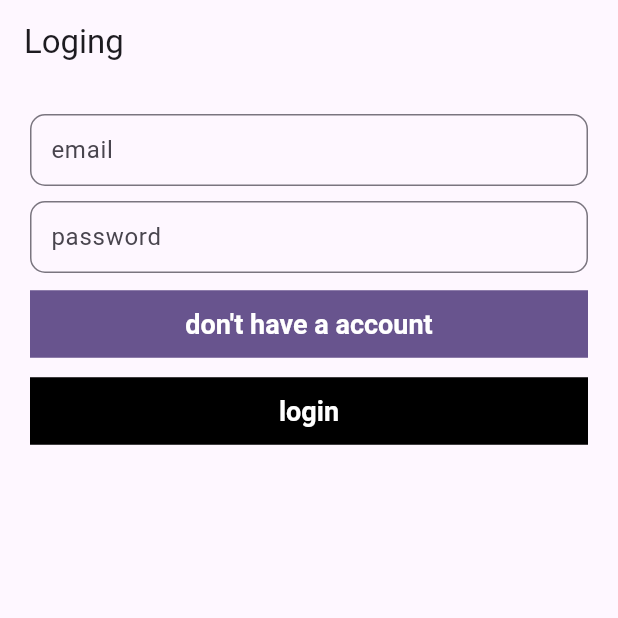
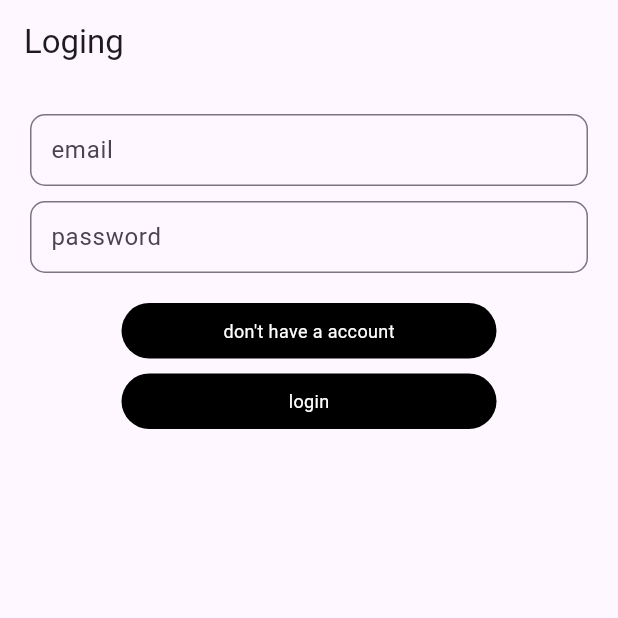
Before and after one commit to kripesh13/chat-app, a Flutter app: the screen it shows after launch, on a phone screen of 412 x 824 dp, the top half of it. Run offline on Flutter 3.47's test engine with Material 3 defaults, Android fonts, the phone set to English and light mode, and no system bars; our stand-ins replace cached_network_image, cloud_firestore, firebase_auth, firebase_core, firebase_storage, image_picker; missing offline and left inert: firebase_auth_rest, firebase_cloud_firestore; accounts and stored records are empty; Roboto replaces fonts that are missing (Poppins).

```diff
--- a/lib/view/services/auth/login.dart
+++ b/lib/view/services/auth/login.dart
@@ -42,10 +42,19 @@ class LoginScreen extends StatelessWidget {
               hintText: 'password',
               controller: _passwordController,
             ),
-            kSizedBox(),
-            KButton(
-                child: Text("don't have a account",style: kkWhiteBoldTextStyle()),
-                onPressed: () {
+            LSizedBox(),
+            InkWell(
+                child: Container(
+                    width: 250,
+                    padding: kPadding(),
+                    decoration: BoxDecoration(
+                        borderRadius: BorderRadius.circular(20),
+                        color: Colors.black),
+                    child: Center(
+                      child: Text("don't have a account",
+                          style: kkWhiteTextStyle()),
+                    )),
+                onTap: () {
                   Navigator.push(context, MaterialPageRoute(
                     builder: (context) {
                       return SignUpScreen();
@@ -53,10 +62,21 @@ class LoginScreen extends StatelessWidget {
                   ));
                 }),
             kSizedBox(),
-            KButton(
-                backgroundColor: Colors.black,
-                child: Text('login',style: kkWhiteBoldTextStyle(),),
-                onPressed: () {
+            InkWell(
+                child: Container(
+                  width: 250,
+                  padding: kPadding(),
+                  decoration: BoxDecoration(
+                      borderRadius: BorderRadius.circular(20),
+                      color: Colors.black),
+                  child: Center(
+                    child: Text(
+                      'login',
+                      style: kkWhiteTextStyle(),
+                    ),
+                  ),
+                ),
+                onTap: () {
                   login();
                 })
           ],
```
Also changed, not shown: lib/utils/message.dart (+13 -8 lines), lib/view/ChatPage/chat_screen.dart (+35 -9 lines), lib/view/services/Chat/chat_services.dart (+39 -1 lines), lib/view/services/Chat/image_services.dart (added, +37 -0 lines), lib/widget/chat_bubble.dart (+21 -9 lines), lib/widget/image_bubble.dart (added, +40 -0 lines), pubspec.yaml (+9 -3 lines), pubspec.lock, 5 other files.
